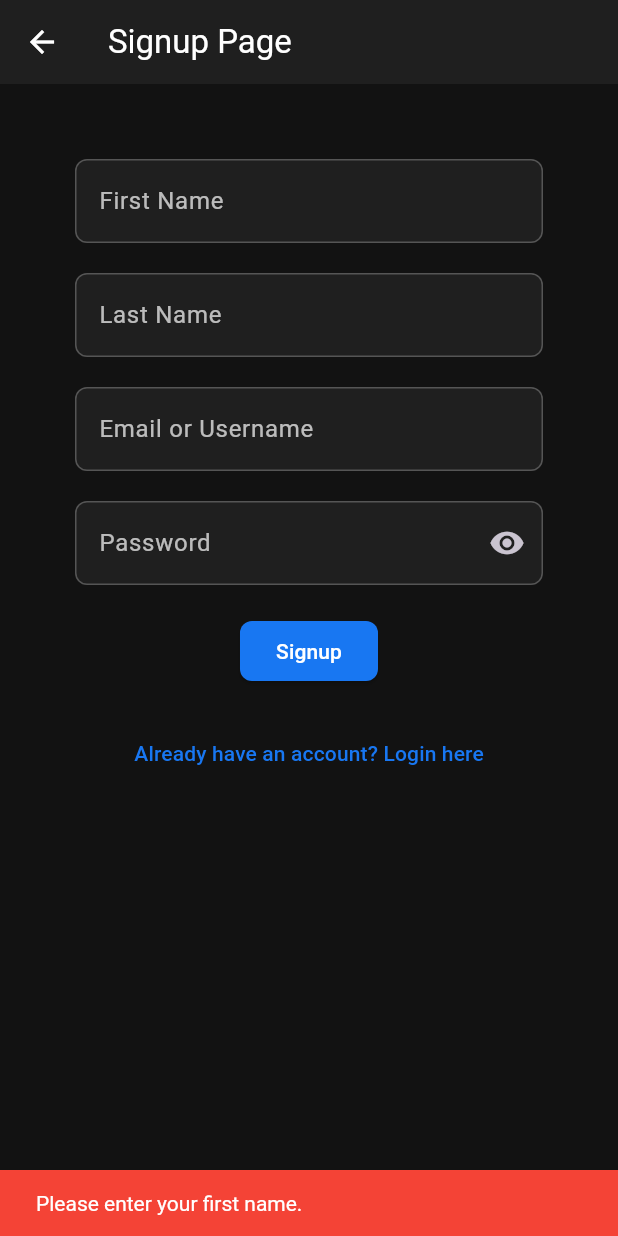
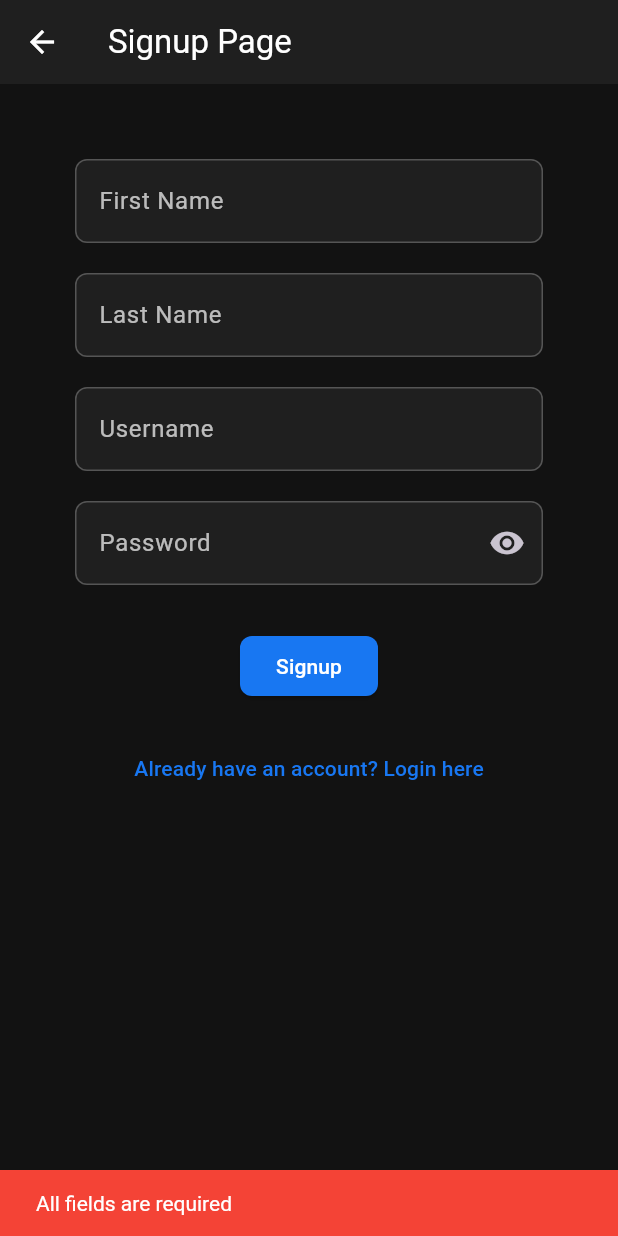
Before and after one commit to JObillo/music_app_with_login, a Flutter app: the SignupPage screen opened by its route, after a tap on "Signup", on a phone screen of 412 x 824 dp. Run offline on Flutter 3.47's test engine with Material 3 defaults, Android fonts, the phone set to English and light mode, and no system bars; our stand-ins replace audioplayers, cloud_firestore, device_preview, firebase_core; missing offline and left inert: bcrypt; accounts and stored records are empty.

Commit message:
fix the login and signup remove the email and use only username instead

```diff
--- a/lib/signup.dart
+++ b/lib/signup.dart
@@ -1,5 +1,6 @@
 import 'package:flutter/material.dart';
-import 'package:firebase_auth/firebase_auth.dart';
+import 'package:cloud_firestore/cloud_firestore.dart';
+import 'package:bcrypt/bcrypt.dart';
 
 class SignupPage extends StatefulWidget {
   const SignupPage({super.key});
@@ -9,109 +10,65 @@ class SignupPage extends StatefulWidget {
 }
 
 class _SignupPageState extends State<SignupPage> {
-  final TextEditingController firstnameController = TextEditingController();
-  final TextEditingController lastnameController = TextEditingController();
-  final TextEditingController emailOrUsernameController =
-      TextEditingController();
-  final TextEditingController passwordController = TextEditingController();
+  final firstnameController = TextEditingController();
+  final lastnameController = TextEditingController();
+  final usernameController = TextEditingController();
+  final passwordController = TextEditingController();
 
   final FocusNode firstnameFocus = FocusNode();
   final FocusNode lastnameFocus = FocusNode();
-  final FocusNode emailFocus = FocusNode();
+  final FocusNode usernameFocus = FocusNode();
   final FocusNode passwordFocus = FocusNode();
 
+  bool _isLoading = false;
   bool _obscurePassword = true;
-
-  @override
-  void dispose() {
-    firstnameController.dispose();
-    lastnameController.dispose();
-    emailOrUsernameController.dispose();
-    passwordController.dispose();
-
-    firstnameFocus.dispose();
-    lastnameFocus.dispose();
-    emailFocus.dispose();
-    passwordFocus.dispose();
-
-    super.dispose();
-  }
 
   void hideKeyboard() => FocusScope.of(context).unfocus();
 
-  Future<void> signUp(
-    String firstname,
-    String lastname,
-    String emailOrUsername,
-    String password,
-  ) async {
-    if (firstname.isEmpty) {
+  Future<void> signUp() async {
+    final firstname = firstnameController.text.trim();
+    final lastname = lastnameController.text.trim();
+    final username = usernameController.text.trim();
+    final password = passwordController.text.trim();
+
+    if (firstname.isEmpty ||
+        lastname.isEmpty ||
+        username.isEmpty ||
+        password.isEmpty) {
       ScaffoldMessenger.of(context).showSnackBar(
         const SnackBar(
-          content: Text(
-            'Please enter your first name.',
-            style: TextStyle(color: Colors.white),
-          ),
-          backgroundColor: Colors.red,
-        ),
-      );
-      return;
-    }
-    if (lastname.isEmpty) {
-      ScaffoldMessenger.of(context).showSnackBar(
-        const SnackBar(
-          content: Text(
-            'Please enter your last name.',
-            style: TextStyle(color: Colors.white),
-          ),
-          backgroundColor: Colors.red,
-        ),
-      );
-      return;
-    }
-    if (emailOrUsername.isEmpty) {
-      ScaffoldMessenger.of(context).showSnackBar(
-        const SnackBar(
-          content: Text(
-            'Please enter your email or username.',
-            style: TextStyle(color: Colors.white),
-          ),
-          backgroundColor: Colors.red,
-        ),
-      );
-      return;
-    }
-    if (password.isEmpty) {
-      ScaffoldMessenger.of(context).showSnackBar(
-        const SnackBar(
-          content: Text(
-            'Please enter your password.',
-            style: TextStyle(color: Colors.white),
-          ),
+          content: Text("All fields are required"),
           backgroundColor: Colors.red,
         ),
       );
       return;
     }
 
+    setState(() => _isLoading = true);
+
     try {
-      final email = emailOrUsername.contains('@')
-          ? emailOrUsername
-          : '$emailOrUsername@example.com';
+      final docRef = FirebaseFirestore.instance
+          .collection('users')
+          .doc(username);
 
-      UserCredential userCredential = await FirebaseAuth.instance
-          .createUserWithEmailAndPassword(email: email, password: password);
+      final doc = await docRef.get();
+      if (doc.exists) throw "Username already exists";
 
-      await userCredential.user!.updateDisplayName('$firstname $lastname');
+      // 🔒 Hash the password
+      final hashedPassword = BCrypt.hashpw(password, BCrypt.gensalt());
+
+      await docRef.set({
+        'firstname': firstname,
+        'lastname': lastname,
+        'username': username,
+        'password': hashedPassword,
+      });
 
       if (!mounted) return;
 
       ScaffoldMessenger.of(context).showSnackBar(
-        SnackBar(
-          content: Text(
-            'Successfully signed up as $emailOrUsername!',
-            style: const TextStyle(color: Colors.white),
-          ),
+        const SnackBar(
+          content: Text("Signup successful"),
           backgroundColor: Colors.green,
         ),
       );
@@ -120,37 +77,41 @@ class _SignupPageState extends State<SignupPage> {
         if (!mounted) return;
         Navigator.pushReplacementNamed(context, '/login');
       });
-    } on FirebaseAuthException catch (e) {
+    } catch (e) {
       if (!mounted) return;
+      ScaffoldMessenger.of(
+        context,
+      ).showSnackBar(SnackBar(content: Text(e.toString())));
+    } finally {
+      if (mounted) setState(() => _isLoading = false);
+    }
+  }
 
-      String message = '';
-      if (e.code == 'weak-password') {
-        message = 'The password provided is too weak.';
-      } else if (e.code == 'email-already-in-use') {
-        message = 'The email/username already exists.';
-      } else {
-        message = e.message ?? 'Signup failed.';
-      }
+  @override
+  void dispose() {
+    firstnameController.dispose();
+    lastnameController.dispose();
+    usernameController.dispose();
+    passwordController.dispose();
 
-      ScaffoldMessenger.of(context).showSnackBar(
-        SnackBar(
-          content: Text(message, style: const TextStyle(color: Colors.white)),
-          backgroundColor: Colors.red,
-        ),
-      );
-    }
+    firstnameFocus.dispose();
+    lastnameFocus.dispose();
+    usernameFocus.dispose();
+    passwordFocus.dispose();
+
+    super.dispose();
   }
 
   @override
   Widget build(BuildContext context) {
     return Scaffold(
-      appBar: AppBar(title: const Text('Signup Page')),
+      appBar: AppBar(title: const Text("Signup Page")),
       body: GestureDetector(
         onTap: hideKeyboard,
         behavior: HitTestBehavior.opaque,
         child: SingleChildScrollView(
           child: Padding(
-            padding: const EdgeInsets.all(50.0),
+            padding: const EdgeInsets.all(50),
             child: Column(
               mainAxisAlignment: MainAxisAlignment.center,
               children: [
@@ -161,7 +122,7 @@ class _SignupPageState extends State<SignupPage> {
                   onSubmitted: (_) =>
                       FocusScope.of(context).requestFocus(lastnameFocus),
                   style: const TextStyle(color: Colors.white),
-                  decoration: const InputDecoration(labelText: 'First Name'),
+                  decoration: const InputDecoration(labelText: "First Name"),
                 ),
                 const SizedBox(height: 20),
                 TextField(
@@ -169,21 +130,19 @@ class _SignupPageState extends State<SignupPage> {
                   focusNode: lastnameFocus,
                   textInputAction: TextInputAction.next,
                   onSubmitted: (_) =>
-                      FocusScope.of(context).requestFocus(emailFocus),
+                      FocusScope.of(context).requestFocus(usernameFocus),
                   style: const TextStyle(color: Colors.white),
-                  decoration: const InputDecoration(labelText: 'Last Name'),
+                  decoration: const InputDecoration(labelText: "Last Name"),
                 ),
                 const SizedBox(height: 20),
                 TextField(
-                  controller: emailOrUsernameController,
-                  focusNode: emailFocus,
+                  controller: usernameController,
+                  focusNode: usernameFocus,
                   textInputAction: TextInputAction.next,
                   onSubmitted: (_) =>
                       FocusScope.of(context).requestFocus(passwordFocus),
                   style: const TextStyle(color: Colors.white),
-                  decoration: const InputDecoration(
-                    labelText: 'Email or Username',
-                  ),
+                  decoration: const InputDecoration(labelText: "Username"),
                 ),
                 const SizedBox(height: 20),
                 TextField(
@@ -191,18 +150,10 @@ class _SignupPageState extends State<SignupPage> {
                   focusNode: passwordFocus,
                   textInputAction: TextInputAction.done,
                   obscureText: _obscurePassword,
-                  onSubmitted: (_) async {
-                    hideKeyboard();
-                    await signUp(
-                      firstnameController.text.trim(),
-                      lastnameController.text.trim(),
-                      emailOrUsernameController.text.trim(),
-                      passwordController.text.trim(),
-                    );
-                  },
+                  onSubmitted: (_) => signUp(),
                   style: const TextStyle(color: Colors.white),
                   decoration: InputDecoration(
-                    labelText: 'Password',
+                    labelText: "Password",
                     suffixIcon: IconButton(
                       icon: Icon(
                         _obscurePassword
@@ -214,18 +165,12 @@ class _SignupPageState extends State<SignupPage> {
                     ),
                   ),
                 ),
-                const SizedBox(height: 20),
+                const SizedBox(height: 30),
                 ElevatedButton(
-                  onPressed: () async {
-                    hideKeyboard();
-                    await signUp(
-                      firstnameController.text.trim(),
-                      lastnameController.text.trim(),
-                      emailOrUsernameController.text.trim(),
-                      passwordController.text.trim(),
-                    );
-                  },
-                  child: const Text('Signup'),
+                  onPressed: _isLoading ? null : signUp,
+                  child: _isLoading
+                      ? const CircularProgressIndicator(color: Colors.white)
+                      : const Text("Signup"),
                 ),
                 const SizedBox(height: 20),
                 TextButton(
@@ -241,4 +186,3 @@ class _SignupPageState extends State<SignupPage> {
     );
   }
 }
-//4
--- a/pubspec.yaml
+++ b/pubspec.yaml
@@ -35,10 +35,10 @@ dependencies:
   # Use with the CupertinoIcons class for iOS style icons.
   cupertino_icons: ^1.0.8
   firebase_core: ^4.2.1
-  firebase_auth: ^6.1.2
   device_preview: ^1.3.1
   audioplayers: ^6.5.1
   cloud_firestore: ^6.1.0
+  bcrypt: ^1.1.3
 
 dev_dependencies:
   flutter_test:
```
Also changed, not shown: lib/login.dart (+68 -128 lines), lib/main.dart (+5 -10 lines), lib/navigation/home_page.dart (+20 -49 lines), pubspec.lock, 3 other files.
